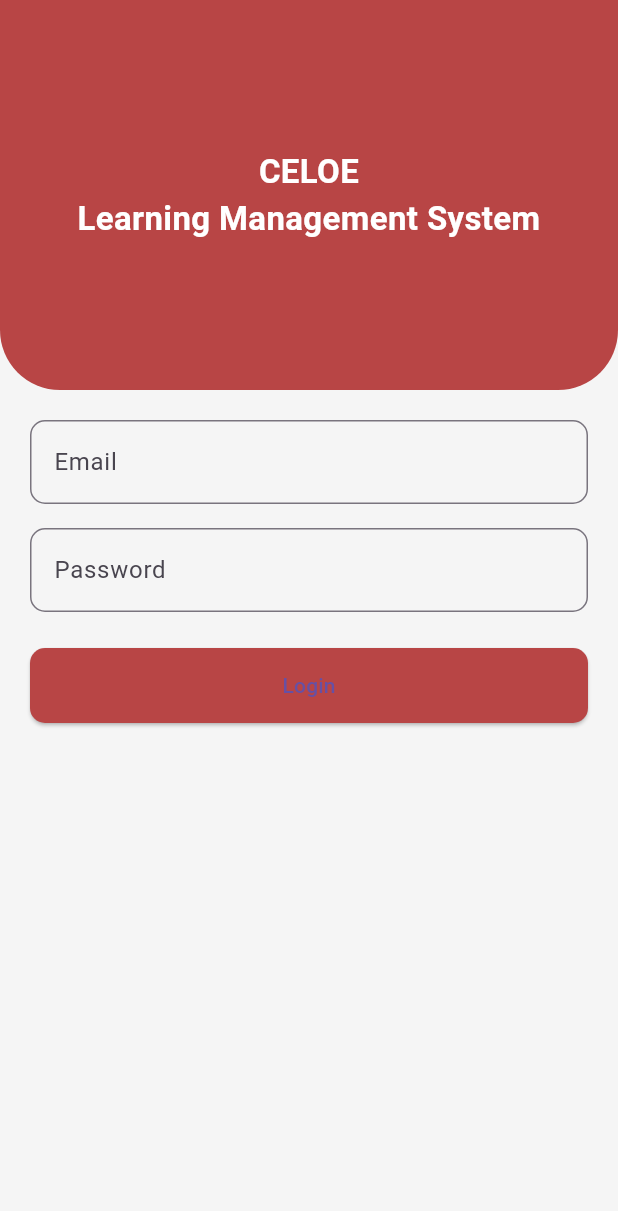
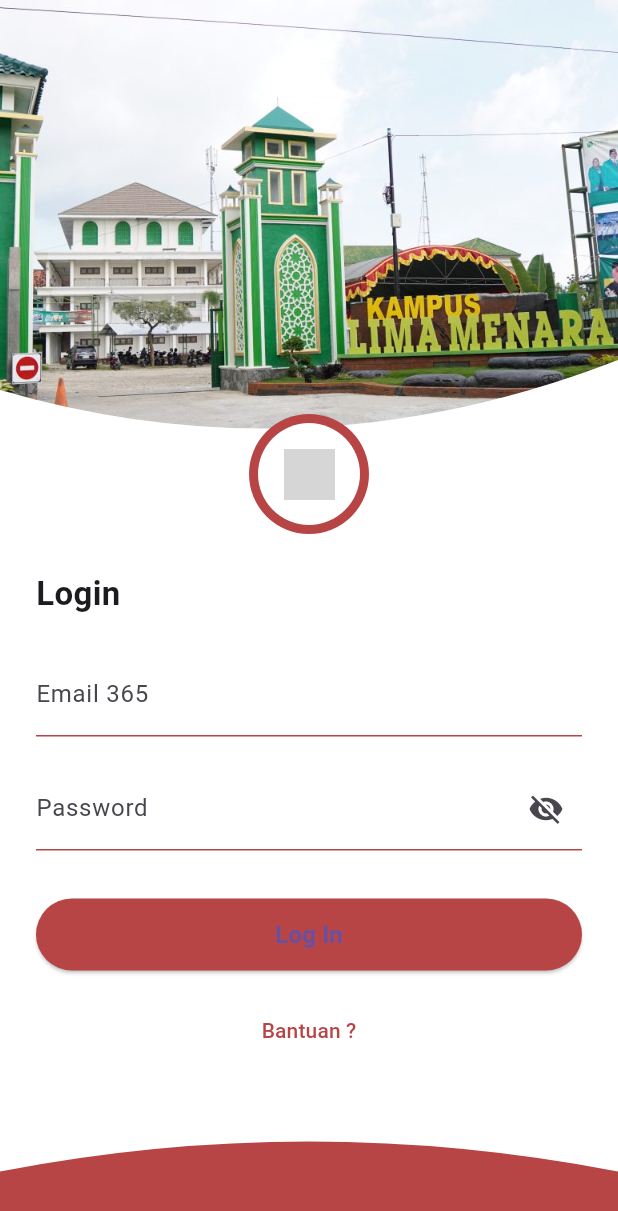
Before and after one commit to maulana-isbad-rofiqi/LSM, a Flutter app: the screen it shows after launch, on a phone screen of 412 x 824 dp. Shown: the top 1211 px of the screen. Run offline on Flutter 3.47's test engine with Material 3 defaults, Android fonts, the light colour scheme and no system bars; grey boxes are pictures that could not be loaded.

Commit message:
login UI UX design

```diff
--- a/lib/screens/login_screen.dart
+++ b/lib/screens/login_screen.dart
@@ -1,67 +1,141 @@
+import 'dart:io';
+import 'package:flutter/foundation.dart' show kIsWeb;
 import 'package:flutter/material.dart';
 import 'home_screen.dart';
 
-class LoginScreen extends StatelessWidget {
+const Color primaryRed = Color(0xFFB84545);
+
+class LoginScreen extends StatefulWidget {
   const LoginScreen({super.key});
+
+  @override
+  State<LoginScreen> createState() => _LoginScreenState();
+}
+
+class _LoginScreenState extends State<LoginScreen> {
+  bool obscure = true;
+  final String externalLogoPath = "C:/LMS/logo/logo.png";
 
   @override
   Widget build(BuildContext context) {
     return Scaffold(
-      body: Column(
+      backgroundColor: Colors.white,
+      body: SingleChildScrollView(
+        child: Column(
           children: [
-          Container(
-            height: 260,
+            // ================= HEADER DENGAN WAVE PUTIH =================
+            Stack(
+              clipBehavior: Clip.none,
+              children: [
+                ClipPath(
+                  clipper: HeaderWaveClipper(),
+                  child: Container(
+                    height: 320,
                     width: double.infinity,
                     decoration: const BoxDecoration(
-              color: Color(0xFFB84545),
-              borderRadius: BorderRadius.only(
-                bottomLeft: Radius.circular(40),
-                bottomRight: Radius.circular(40),
+                      image: DecorationImage(
+                        image: AssetImage("assets/images/bg_login.jpg"),
+                        fit: BoxFit.cover,
                       ),
                     ),
-            child: const Center(
-              child: Text(
-                "CELOE\nLearning Management System",
-                textAlign: TextAlign.center,
+                  ),
+                ),
+
+                // ================= LOGO DI TENGAH =================
+                Positioned(
+                  bottom: -36,
+                  left: 0,
+                  right: 0,
+                  child: Center(
+                    child: CircleAvatar(
+                      radius: 40,
+                      backgroundColor: primaryRed,
+                      child: CircleAvatar(
+                        radius: 34,
+                        backgroundColor: Colors.white,
+                        child: kIsWeb
+                            ? Image.asset(
+                                "assets/images/logo.png",
+                                width: 34,
+                              )
+                            : Image.file(
+                                File(externalLogoPath),
+                                width: 34,
+                              ),
+                      ),
+                    ),
+                  ),
+                ),
+              ],
+            ),
+
+            const SizedBox(height: 60),
+
+            // ================= FORM =================
+            Padding(
+              padding: const EdgeInsets.symmetric(horizontal: 24),
+              child: Column(
+                crossAxisAlignment: CrossAxisAlignment.start,
+                children: [
+                  const Text(
+                    "Login",
                     style: TextStyle(
-                  color: Colors.white,
                       fontSize: 22,
                       fontWeight: FontWeight.bold,
                     ),
                   ),
+
+                  const SizedBox(height: 24),
+
+                  const TextField(
+                    decoration: InputDecoration(
+                      labelText: "Email 365",
+                      enabledBorder: UnderlineInputBorder(
+                        borderSide: BorderSide(color: primaryRed),
                       ),
-          ),
-          Padding(
-            padding: const EdgeInsets.all(20),
-            child: Column(
-              children: [
-                TextField(
-                  decoration: InputDecoration(
-                    labelText: "Email",
-                    border: OutlineInputBorder(
-                      borderRadius: BorderRadius.circular(10),
+                      focusedBorder: UnderlineInputBorder(
+                        borderSide:
+                            BorderSide(color: primaryRed, width: 2),
                       ),
                     ),
                   ),
-                const SizedBox(height: 16),
+
+                  const SizedBox(height: 20),
+
                   TextField(
-                  obscureText: true,
+                    obscureText: obscure,
                     decoration: InputDecoration(
                       labelText: "Password",
-                    border: OutlineInputBorder(
-                      borderRadius: BorderRadius.circular(10),
+                      enabledBorder: const UnderlineInputBorder(
+                        borderSide: BorderSide(color: primaryRed),
+                      ),
+                      focusedBorder: const UnderlineInputBorder(
+                        borderSide:
+                            BorderSide(color: primaryRed, width: 2),
+                      ),
+                      suffixIcon: IconButton(
+                        icon: Icon(
+                          obscure
+                              ? Icons.visibility_off
+                              : Icons.visibility,
+                        ),
+                        onPressed: () {
+                          setState(() => obscure = !obscure);
+                        },
                       ),
                     ),
                   ),
-                const SizedBox(height: 24),
+
+                  const SizedBox(height: 32),
+
                   SizedBox(
                     width: double.infinity,
-                  height: 50,
+                    height: 48,
                     child: ElevatedButton(
                       style: ElevatedButton.styleFrom(
-                      backgroundColor: const Color(0xFFB84545),
+                        backgroundColor: primaryRed,
                         shape: RoundedRectangleBorder(
-                        borderRadius: BorderRadius.circular(10),
+                          borderRadius: BorderRadius.circular(24),
                         ),
                       ),
                       onPressed: () {
@@ -72,14 +146,92 @@ class LoginScreen extends StatelessWidget {
                           ),
                         );
                       },
-                    child: const Text("Login"),
+                      child: const Text(
+                        "Log In",
+                        style: TextStyle(
+                          fontSize: 16,
+                          fontWeight: FontWeight.bold,
+                        ),
+                      ),
+                    ),
+                  ),
+
+                  const SizedBox(height: 16),
+
+                  Center(
+                    child: TextButton(
+                      onPressed: () {},
+                      child: const Text(
+                        "Bantuan ?",
+                        style: TextStyle(color: primaryRed),
+                      ),
                     ),
                   ),
                 ],
               ),
-          )
+            ),
+
+            const SizedBox(height: 30),
+
+            // ================= WAVE MERAH BAWAH =================
+            ClipPath(
+              clipper: BottomWaveClipper(),
+              child: Container(
+                height: 120,
+                width: double.infinity,
+                color: primaryRed,
+              ),
+            ),
           ],
+        ),
       ),
     );
   }
 }
+
+//////////////////////////////////////////////////////////////
+// ================= CLIPPER HEADER =========================
+//////////////////////////////////////////////////////////////
+class HeaderWaveClipper extends CustomClipper<Path> {
+  @override
+  Path getClip(Size size) {
+    Path path = Path();
+    path.lineTo(0, size.height - 60);
+    path.quadraticBezierTo(
+      size.width / 2,
+      size.height,
+      size.width,
+      size.height - 80,
+    );
+    path.lineTo(size.width, 0);
+    path.close();
+    return path;
+  }
+
+  @override
+  bool shouldReclip(CustomClipper<Path> oldClipper) => false;
+}
+
+//////////////////////////////////////////////////////////////
+// ================= CLIPPER BAWAH ==========================
+//////////////////////////////////////////////////////////////
+class BottomWaveClipper extends CustomClipper<Path> {
+  @override
+  Path getClip(Size size) {
+    Path path = Path();
+    path.lineTo(0, 40);
+    path.quadraticBezierTo(
+      size.width / 2,
+      0,
+      size.width,
+      40,
+    );
+    path.lineTo(size.width, size.height);
+    path.lineTo(0, size.height);
+    path.close();
+    return path;
+  }
+
+  @override
+  bool shouldReclip(CustomClipper<Path> oldClipper) => false;
+}
```
Also changed, not shown: pubspec.yaml (+3 -65 lines), assets/images/bg_login.jpg (added), assets/images/logo.png (added), pubspec.lock. Lines whose indentation alone changed are shown as unchanged.
